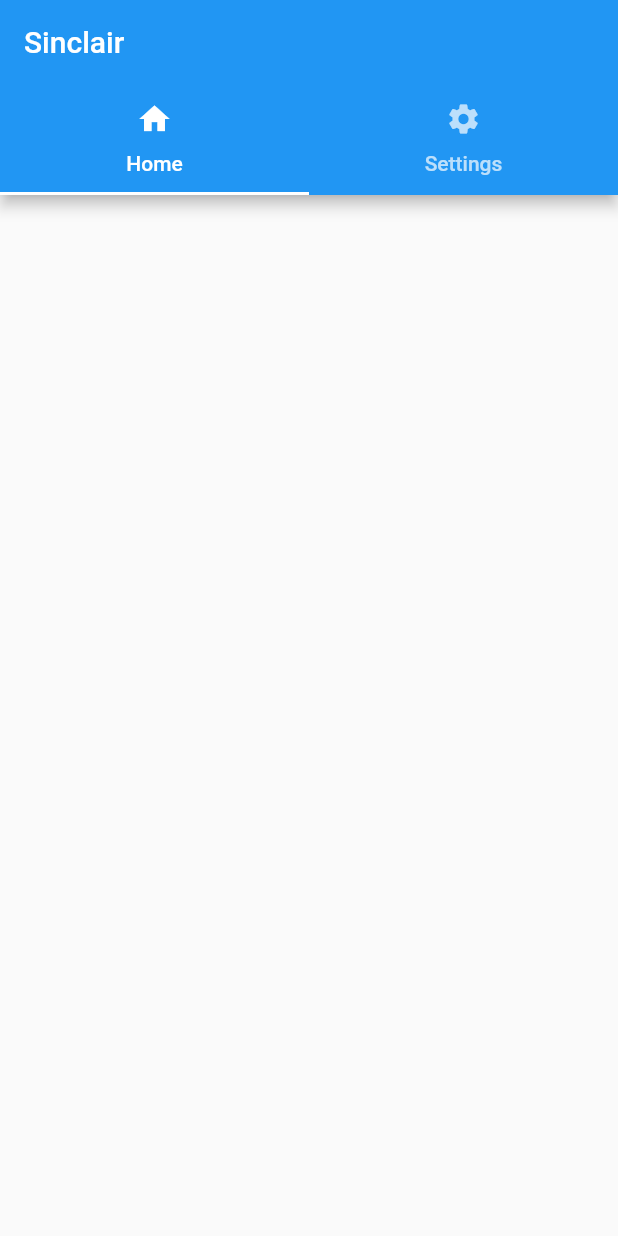
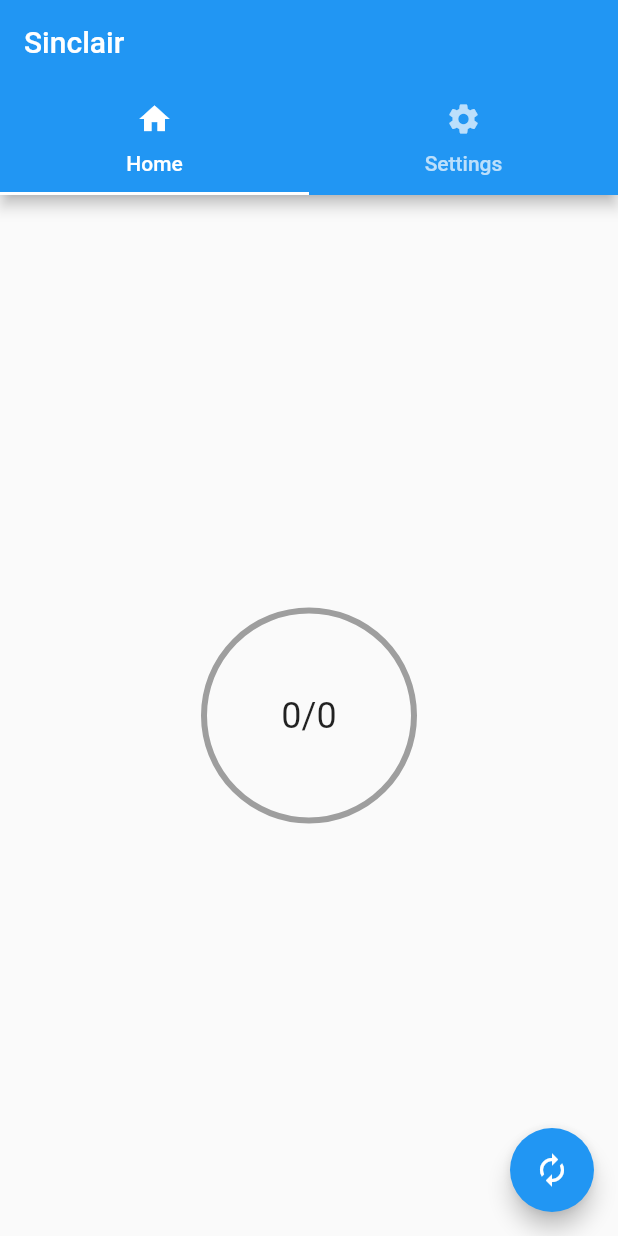
Before and after one commit to SalmonStats/sinclair, a Flutter app: the screen it shows after launch, on a phone screen of 412 x 824 dp. Run offline on Flutter 3.47's test engine with Material 2 defaults, Android fonts, the light colour scheme and no system bars; drawn by our look-alikes of velocity_x; our stand-ins replace flutter_secure_storage, uni_links; accounts and stored records are empty.

Commit message:
- 細かいところを修正

```diff
--- a/lib/iksm/user_info.dart
+++ b/lib/iksm/user_info.dart
@@ -3,6 +3,7 @@ class UserInfo {
   String? iksmSession;
   String? currentVersionReleaseDate;
   String? version;
+  String? expiresIn;
   int? resultId;
 
   UserInfo(
@@ -10,7 +11,8 @@ class UserInfo {
       required this.iksmSession,
       required this.currentVersionReleaseDate,
       required this.version,
-      required this.resultId});
+      required this.resultId,
+      required this.expiresIn});
 
   factory UserInfo.fromJson(Map<String, String> json) {
     return UserInfo(
@@ -18,6 +20,7 @@ class UserInfo {
         iksmSession: json["iksmSession"],
         currentVersionReleaseDate: json["currentVersionReleaseDate"],
         version: json["version"],
+        expiresIn: json["expiresIn"],
         resultId:
             json["resultId"] == null ? null : int.parse(json["resultId"]!));
   }
@@ -28,6 +31,7 @@ class UserInfo {
       "iksmSession": iksmSession,
       "currentVersionReleaseDate": currentVersionReleaseDate,
       "version": version,
+      "expiresIn": expiresIn,
       "resultId": resultId
     };
   }
--- a/lib/main.dart
+++ b/lib/main.dart
@@ -1,4 +1,3 @@
-import 'dart:developer';
 import 'package:flutter/material.dart';
 import 'package:sinclair/views/tab.dart';
 
--- a/lib/views/home.dart
+++ b/lib/views/home.dart
@@ -1,4 +1,10 @@
+import 'dart:developer';
+
+import 'package:flutter/cupertino.dart';
 import 'package:flutter/material.dart';
+import 'package:sinclair/iksm/iksm.dart';
+import 'package:sinclair/views/alert.dart';
+import 'package:velocity_x/velocity_x.dart';
 
 class HomeView extends StatefulWidget {
   @override
@@ -6,8 +12,91 @@ class HomeView extends StatefulWidget {
 }
 
 class _HomeViewState extends State<HomeView> {
+  final SplatNet2 session = SplatNet2();
+  int resultIdMax = 0;
+  int resultIdMin = 0;
+  double progressValue = 0.0;
+  late AnimationController controller;
+
+  @override
+  void initState() {
+    super.initState();
+    session.addListener(() {
+      setState(() {
+        resultIdMax = session.resultCount;
+        resultIdMin = session.resultNow;
+        if (resultIdMax != 0) {
+          progressValue = resultIdMin.toDouble() / resultIdMax.toDouble();
+          debugPrint("Update Value ${progressValue}");
+        }
+      });
+    });
+  }
+
+  void _showAlertDialog(BuildContext context) {
+    showCupertinoModalPopup<void>(
+      context: context,
+      builder: (BuildContext context) => CupertinoAlertDialog(
+        title: const Text('Error'),
+        content: const Text('No new results.'),
+        actions: <CupertinoDialogAction>[
+          CupertinoDialogAction(
+            /// This parameter indicates this action is the default,
+            /// and turns the action's text to bold text.
+            isDefaultAction: true,
+            onPressed: () {
+              Navigator.pop(context);
+            },
+            child: const Text('No'),
+          ),
+          CupertinoDialogAction(
+            /// This parameter indicates the action would perform
+            /// a destructive action such as deletion, and turns
+            /// the action's text color to red.
+            isDestructiveAction: true,
+            onPressed: () {
+              Navigator.pop(context);
+            },
+            child: const Text('Yes'),
+          )
+        ],
+      ),
+    );
+  }
+
   @override
   Widget build(BuildContext context) {
-    return const Scaffold(body: Center());
+    return Scaffold(
+        body: Center(
+            child: ZStack([
+          SizedBox(
+              width: 140,
+              height: 140,
+              child: CircularProgressIndicator(
+                value: progressValue,
+                backgroundColor: Colors.grey,
+                color: Colors.blue,
+              )),
+          SizedBox(
+              width: 140,
+              height: 140,
+              child: Align(
+                  alignment: Alignment.center,
+                  child: Text("${resultIdMin}/${resultIdMax}",
+                      style: TextStyle(fontSize: 24),
+                      textAlign: TextAlign.center)))
+        ])),
+        floatingActionButton: FloatingActionButton(
+          onPressed: () {
+            session.uploadResult().then((_) {
+              debugPrint("Done");
+            }).catchError((error) {
+              _showAlertDialog(context);
+              inspect(error);
+            });
+          },
+          backgroundColor: Colors.blue,
+          child: const Icon(Icons.autorenew),
+        ));
   }
 }
--- a/pubspec.yaml
+++ b/pubspec.yaml
@@ -37,6 +37,7 @@ dependencies:
   url_launcher: ^6.1.2
   uni_links: ^0.5.1
   flutter_secure_storage: ^5.0.2
+  velocity_x: ^3.5.1
 
 dev_dependencies:
   flutter_test:
```
Also changed, not shown: lib/iksm/iksm.dart (+91 -26 lines), lib/views/alert.dart (added, +54 -0 lines), lib/views/setting.dart (+8 -4 lines), pubspec.lock, 3 other files.
